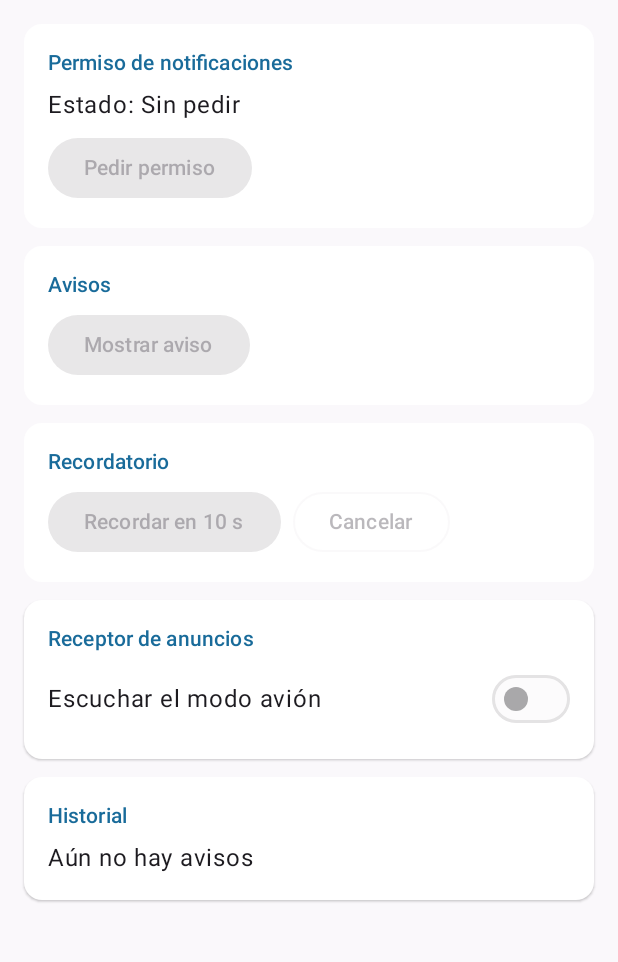
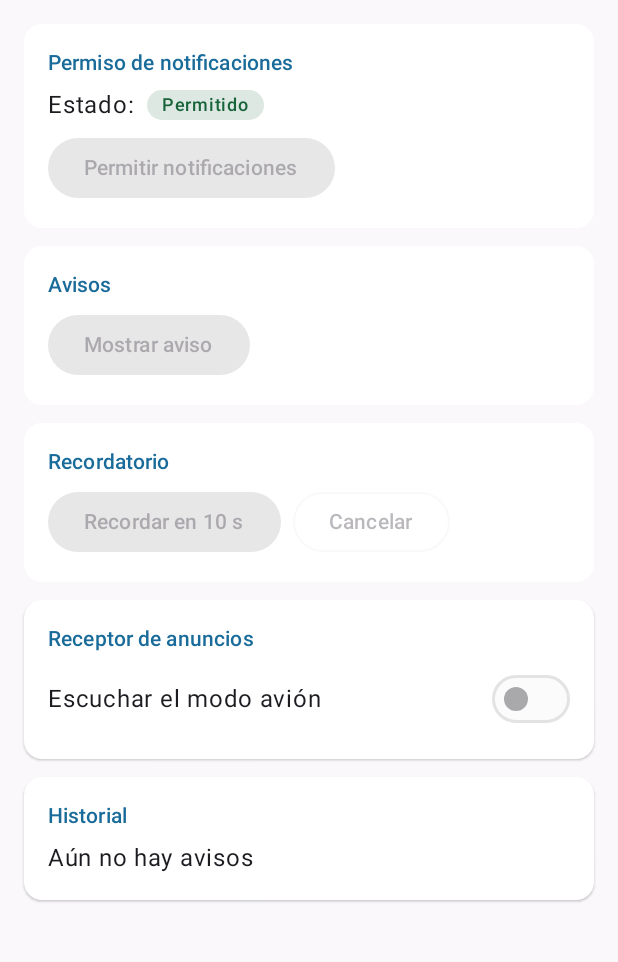
Before and after one commit to mayragarcia-dev/AvisosCampus, an Android app built with Jetpack Compose: the screen it shows after launch (MainActivity), on a phone screen of 412 x 824 dp, the part 96-1058 px from its top. Run offline under Robolectric (Android 15) with nearby library versions, the phone set to English and light mode, and no system bars.

Commit message:
feat(permiso): pide POST_NOTIFICATIONS y muestra su estado

```diff
--- a/app/src/main/AndroidManifest.xml
+++ b/app/src/main/AndroidManifest.xml
@@ -1,5 +1,7 @@
 <?xml version="1.0" encoding="utf-8"?>
 <manifest xmlns:android="http://schemas.android.com/apk/res/android">
+    <uses-permission android:name="android.permission.POST_NOTIFICATIONS" />
+
     <application
         android:name=".AvisosApp"
         android:label="AvisosCampus"
--- a/app/src/main/java/com/garcia/avisoscampus/notificacion/Notificador.kt
+++ b/app/src/main/java/com/garcia/avisoscampus/notificacion/Notificador.kt
@@ -1,9 +1,12 @@
 package com.garcia.avisoscampus.notificacion
 
+import android.Manifest
 import android.app.NotificationChannel
 import android.app.NotificationManager
 import android.content.Context
+import android.content.pm.PackageManager
 import android.os.Build
+import androidx.core.content.ContextCompat
 import com.garcia.avisoscampus.model.Aviso
 
 object Notificador {
@@ -19,7 +22,15 @@ object Notificador {
     }
 
 
-    // TODO Paso 2: comprobar el permiso de notificaciones.
+    fun tienePermiso(context: Context): Boolean {
+        if (Build.VERSION.SDK_INT < Build.VERSION_CODES.TIRAMISU) return true
+
+        return ContextCompat.checkSelfPermission(
+            context,
+            Manifest.permission.POST_NOTIFICATIONS
+        ) == PackageManager.PERMISSION_GRANTED
+    }
+
     // TODO Pasos 3 y 4: publicar el aviso y abrir la app al tocarlo.
     @Suppress("UNUSED_PARAMETER")
     fun mostrar(contexto: Context, aviso: Aviso): Boolean = false
--- a/app/src/main/java/com/garcia/avisoscampus/ui/PantallaAvisos.kt
+++ b/app/src/main/java/com/garcia/avisoscampus/ui/PantallaAvisos.kt
@@ -1,5 +1,9 @@
 package com.garcia.avisoscampus.ui
 
+import android.Manifest
+import android.os.Build
+import androidx.activity.compose.rememberLauncherForActivityResult
+import androidx.activity.result.contract.ActivityResultContracts
 import androidx.compose.foundation.layout.Arrangement
 import androidx.compose.foundation.layout.Column
 import androidx.compose.foundation.layout.ColumnScope
@@ -7,6 +11,7 @@ import androidx.compose.foundation.layout.Row
 import androidx.compose.foundation.layout.fillMaxWidth
 import androidx.compose.foundation.layout.padding
 import androidx.compose.foundation.rememberScrollState
+import androidx.compose.foundation.shape.CircleShape
 import androidx.compose.foundation.verticalScroll
 import androidx.compose.material3.Button
 import androidx.compose.material3.Card
@@ -15,16 +20,21 @@ import androidx.compose.material3.ExperimentalMaterial3Api
 import androidx.compose.material3.MaterialTheme
 import androidx.compose.material3.OutlinedButton
 import androidx.compose.material3.Scaffold
+import androidx.compose.material3.Surface
 import androidx.compose.material3.Switch
 import androidx.compose.material3.Text
 import androidx.compose.material3.TopAppBar
 import androidx.compose.material3.TopAppBarDefaults
 import androidx.compose.runtime.Composable
 import androidx.compose.runtime.LaunchedEffect
+import androidx.compose.runtime.collectAsState
+import androidx.compose.runtime.getValue
 import androidx.compose.ui.Alignment
 import androidx.compose.ui.Modifier
+import androidx.compose.ui.graphics.Color
 import androidx.compose.ui.platform.LocalContext
 import androidx.compose.ui.unit.dp
+import com.garcia.avisoscampus.model.PermisoUi
 import com.garcia.avisoscampus.notificacion.Notificador
 import com.garcia.avisoscampus.viewmodel.AvisosViewModel
 
@@ -32,7 +42,17 @@ import com.garcia.avisoscampus.viewmodel.AvisosViewModel
 @Composable
 fun PantallaAvisos(vm: AvisosViewModel) {
     val contexto = LocalContext.current
+    val permiso by vm.permiso.collectAsState()
+    val lanzador = rememberLauncherForActivityResult(
+        ActivityResultContracts.RequestPermission(),
+        vm::permisoRespondido
+    )
+
     LaunchedEffect(Unit) {
+        if (Notificador.tienePermiso(contexto)) {
+            vm.permisoRespondido(true)
+        }
+
         vm.eventos.collect { aviso ->
             @Suppress("UNUSED_VARIABLE")
             val mostrado = Notificador.mostrar(contexto, aviso)
@@ -59,10 +79,20 @@ fun PantallaAvisos(vm: AvisosViewModel) {
             verticalArrangement = Arrangement.spacedBy(12.dp)
         ) {
             TarjetaAvisos("Permiso de notificaciones") {
-                // TODO Paso 2: mostrar el estado real y solicitar el permiso.
                 // TODO Paso 8: mostrar el mensaje y el acceso a ajustes.
-                Text("Estado: Sin pedir")
-                Button(onClick = {}, enabled = false) { Text("Pedir permiso") }
+                EstadoPermiso(permiso)
+                Button(
+                    onClick = {
+                        if (Build.VERSION.SDK_INT >= Build.VERSION_CODES.TIRAMISU) {
+                            lanzador.launch(Manifest.permission.POST_NOTIFICATIONS)
+                        } else {
+                            vm.permisoRespondido(true)
+                        }
+                    },
+                    enabled = permiso != PermisoUi.Concedido
+                ) {
+                    Text("Permitir notificaciones")
+                }
             }
 
             TarjetaAvisos("Avisos") {
@@ -99,6 +129,29 @@ fun PantallaAvisos(vm: AvisosViewModel) {
 }
 
 @Composable
+private fun EstadoPermiso(permiso: PermisoUi) {
+    val (etiqueta, color) = when (permiso) {
+        PermisoUi.SinPedir -> "Sin pedir" to Color(0xFF495057)
+        PermisoUi.Concedido -> "Permitido" to Color(0xFF17643B)
+        PermisoUi.Denegado -> "Denegado" to Color(0xFFAC2626)
+    }
+
+    Row(
+        horizontalArrangement = Arrangement.spacedBy(8.dp),
+        verticalAlignment = Alignment.CenterVertically
+    ) {
+        Text("Estado:")
+        Surface(shape = CircleShape, color = color.copy(alpha = 0.15f), contentColor = color) {
+            Text(
+                text = etiqueta,
+                modifier = Modifier.padding(horizontal = 10.dp, vertical = 2.dp),
+                style = MaterialTheme.typography.labelMedium
+            )
+        }
+    }
+}
+
+@Composable
 private fun TarjetaAvisos(titulo: String, contenido: @Composable ColumnScope.() -> Unit) {
     Card(
         modifier = Modifier.fillMaxWidth(),
--- a/app/src/main/java/com/garcia/avisoscampus/viewmodel/AvisosViewModel.kt
+++ b/app/src/main/java/com/garcia/avisoscampus/viewmodel/AvisosViewModel.kt
@@ -24,7 +24,10 @@ class AvisosViewModel(private val repo: AvisosRepository) : ViewModel() {
     private val _mensaje = MutableStateFlow<String?>(null)
     val mensaje: StateFlow<String?> = _mensaje.asStateFlow()
 
-    // TODO Paso 2: fun permisoRespondido(concedido: Boolean)
+    fun permisoRespondido(concedido: Boolean) {
+        _permiso.value = if (concedido) PermisoUi.Concedido else PermisoUi.Denegado
+    }
+
     // TODO Paso 3: fun avisarAhora()
     // TODO Paso 5: faltan, recordarEn(segundos) y cancelarRecordatorio()
     // TODO Paso 6: escuchandoAvion, cambiarEscucha(valor) y alCambiarModoAvion(activo)
```
